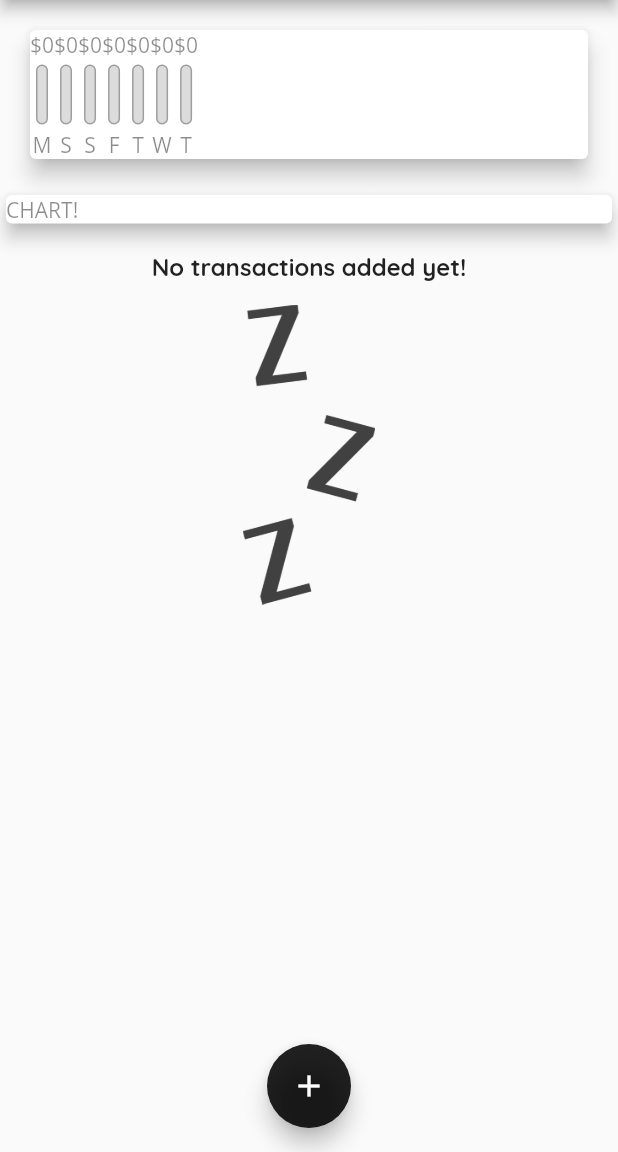
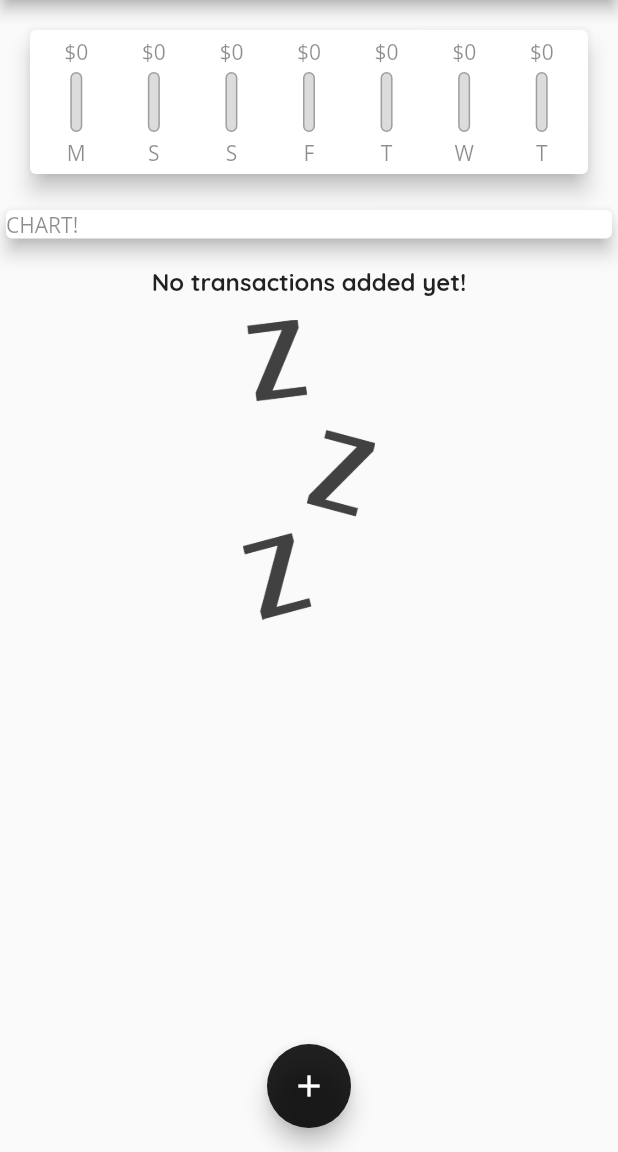
Before and after one commit to GrafSoul/expenses-planner-flutter, a Flutter app: the screen it shows after launch, on a phone screen of 412 x 824 dp, the part 84-1236 px from its top. Run offline on Flutter 3.47's test engine with Material 2 defaults, Android fonts, the phone set to English and light mode, and no system bars.

Commit message:
feat: Updated ChartBar widgets.

```diff
--- a/lib/widgets/chart.dart
+++ b/lib/widgets/chart.dart
@@ -45,16 +45,25 @@ class Chart extends StatelessWidget {
     return Card(
       elevation: 6,
       margin: const EdgeInsets.all(20),
+      child: Padding(
+        padding: const EdgeInsets.all(5),
         child: Row(
+          mainAxisAlignment: MainAxisAlignment.spaceAround,
+
           children: groupedTransactionViews.map((data) {
-          return ChartBar(
+            return Flexible(
+              flex: 2,
+              fit: FlexFit.tight,
+              child: ChartBar(
                 data['day'] as String,
                 data['amount'] as double,
                 totalSpending == 0.0
                     ? 0.0
                     : (data['amount'] as double) / totalSpending,
+              ),
             );
           }).toList(),
+        ),
       ),
     );
   }
--- a/lib/widgets/chart_bar.dart
+++ b/lib/widgets/chart_bar.dart
@@ -13,7 +13,9 @@ class ChartBar extends StatelessWidget {
   Widget build(BuildContext context) {
     return Column(
       children: <Widget>[
-        Text('\$${spendingAmount.toStringAsFixed(0)}'),
+        FittedBox(
+          child: Text('\$${spendingAmount.toStringAsFixed(0)}')
+        ),
         const SizedBox(height: 4),
         SizedBox(
           width: 8,
@@ -31,7 +33,7 @@ class ChartBar extends StatelessWidget {
                 heightFactor: spendingPctOfTotal,
                 child: Container(
                   decoration: BoxDecoration(
-                    color: Theme.of(context).primaryColor,
+                    color: const Color.fromARGB(255, 85, 125, 42),
                     borderRadius: BorderRadius.circular(10),
                   ),
                 ),
```
Lines whose indentation alone changed are shown as unchanged.
